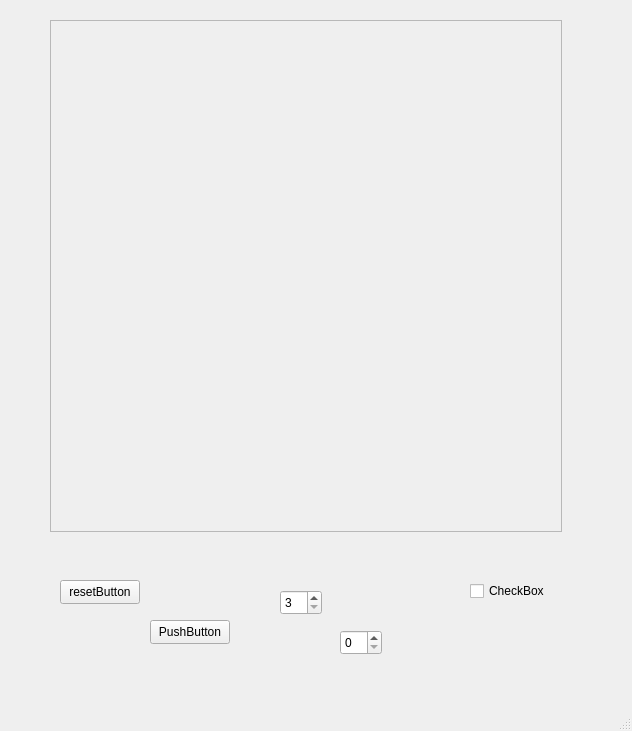
Above: Puzzle_Grzegorz_Wojciechowski/mainwindow.ui from GrzegorzWojciechowski/Puzzle_Grzegorz_Wojciechowski before the change. Below: the same form after it.
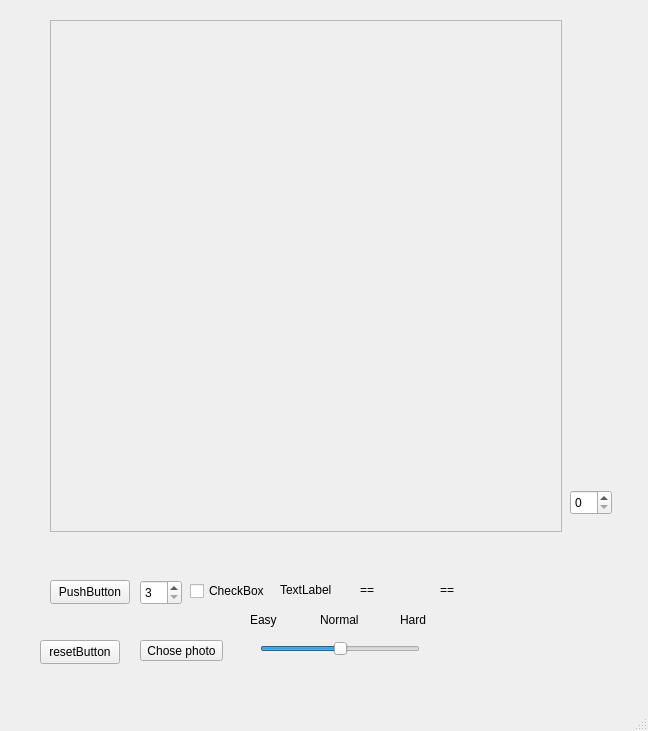
That is the form after the change.

Patch:
```diff
--- a/Puzzle_Grzegorz_Wojciechowski/mainwindow.ui
+++ b/Puzzle_Grzegorz_Wojciechowski/mainwindow.ui
@@ -6,7 +6,7 @@
    <rect>
     <x>0</x>
     <y>0</y>
-    <width>632</width>
+    <width>648</width>
     <height>731</height>
    </rect>
   </property>
@@ -17,8 +17,8 @@
    <widget class="QSpinBox" name="numberOfTiles">
     <property name="geometry">
      <rect>
-      <x>280</x>
-      <y>590</y>
+      <x>140</x>
+      <y>580</y>
       <width>42</width>
       <height>25</height>
      </rect>
@@ -33,8 +33,8 @@
    <widget class="QPushButton" name="pushButton">
     <property name="geometry">
      <rect>
-      <x>150</x>
-      <y>620</y>
+      <x>50</x>
+      <y>580</y>
       <width>80</width>
       <height>24</height>
      </rect>
@@ -62,8 +62,8 @@
    <widget class="QPushButton" name="resetButton">
     <property name="geometry">
      <rect>
-      <x>60</x>
-      <y>580</y>
+      <x>40</x>
+      <y>640</y>
       <width>80</width>
       <height>24</height>
      </rect>
@@ -75,8 +75,8 @@
    <widget class="QSpinBox" name="testSpinBox">
     <property name="geometry">
      <rect>
-      <x>340</x>
-      <y>630</y>
+      <x>570</x>
+      <y>490</y>
       <width>42</width>
       <height>25</height>
      </rect>
@@ -85,7 +85,7 @@
    <widget class="QCheckBox" name="winCheckBox">
     <property name="geometry">
      <rect>
-      <x>470</x>
+      <x>190</x>
       <y>580</y>
       <width>78</width>
       <height>22</height>
@@ -95,6 +95,125 @@
      <string>CheckBox</string>
     </property>
    </widget>
+   <widget class="QLabel" name="timerLabel">
+    <property name="geometry">
+     <rect>
+      <x>280</x>
+      <y>580</y>
+      <width>63</width>
+      <height>20</height>
+     </rect>
+    </property>
+    <property name="text">
+     <string>TextLabel</string>
+    </property>
+   </widget>
+   <widget class="QLabel" name="winLoseLabel">
+    <property name="geometry">
+     <rect>
+      <x>440</x>
+      <y>580</y>
+      <width>63</width>
+      <height>20</height>
+     </rect>
+    </property>
+    <property name="text">
+     <string>==</string>
+    </property>
+   </widget>
+   <widget class="QLabel" name="maxTime">
+    <property name="geometry">
+     <rect>
+      <x>360</x>
+      <y>580</y>
+      <width>63</width>
+      <height>20</height>
+     </rect>
+    </property>
+    <property name="text">
+     <string>==</string>
+    </property>
+   </widget>
+   <widget class="QPushButton" name="filePickerActivationButton">
+    <property name="geometry">
+     <rect>
+      <x>140</x>
+      <y>640</y>
+      <width>83</width>
+      <height>21</height>
+     </rect>
+    </property>
+    <property name="text">
+     <string>Chose photo</string>
+    </property>
+   </widget>
+   <widget class="QSlider" name="horizontalSlider">
+    <property name="geometry">
+     <rect>
+      <x>260</x>
+      <y>640</y>
+      <width>160</width>
+      <height>18</height>
+     </rect>
+    </property>
+    <property name="minimum">
+     <number>1</number>
+    </property>
+    <property name="maximum">
+     <number>3</number>
+    </property>
+    <property name="singleStep">
+     <number>1</number>
+    </property>
+    <property name="pageStep">
+     <number>1</number>
+    </property>
+    <property name="value">
+     <number>2</number>
+    </property>
+    <property name="orientation">
+     <enum>Qt::Horizontal</enum>
+    </property>
+   </widget>
+   <widget class="QLabel" name="label">
+    <property name="geometry">
+     <rect>
+      <x>250</x>
+      <y>610</y>
+      <width>31</width>
+      <height>20</height>
+     </rect>
+    </property>
+    <property name="text">
+     <string>Easy</string>
+    </property>
+   </widget>
+   <widget class="QLabel" name="label_2">
+    <property name="geometry">
+     <rect>
+      <x>320</x>
+      <y>610</y>
+      <width>51</width>
+      <height>20</height>
+     </rect>
+    </property>
+    <property name="text">
+     <string>Normal</string>
+    </property>
+   </widget>
+   <widget class="QLabel" name="label_3">
+    <property name="geometry">
+     <rect>
+      <x>400</x>
+      <y>610</y>
+      <width>41</width>
+      <height>20</height>
+     </rect>
+    </property>
+    <property name="text">
+     <string>Hard</string>
+    </property>
+   </widget>
   </widget>
   <widget class="QMenuBar" name="menubar">
    <property name="geometry">
```
Left out of the diff: 4 changed lines with no effect on the pictures.
